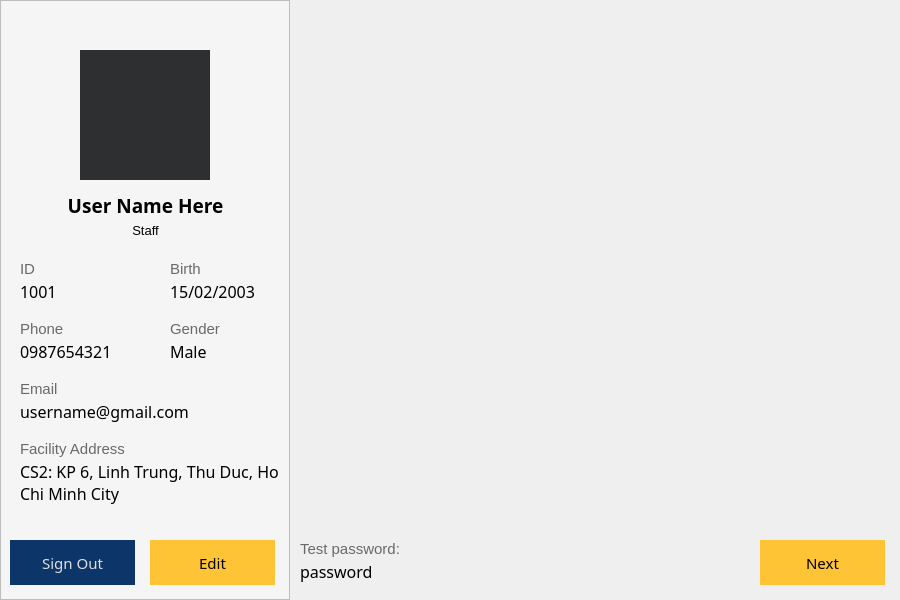
This is hcmus-course-manager-system/mainwindow.ui in thatweirdbush/hcmus-course-management-system as Qt 5 draws it before an edit. The edited form follows.
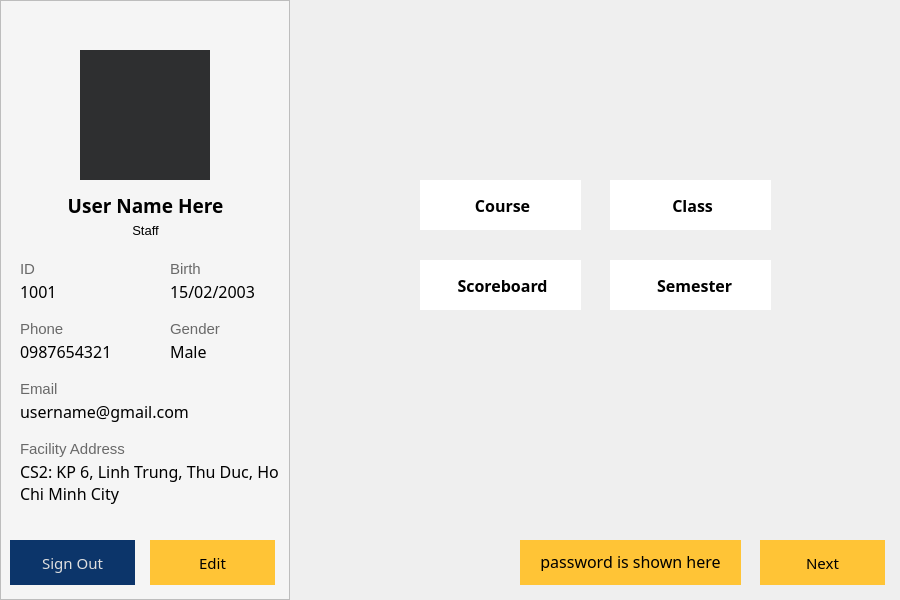
This is the edited form. The open tabs and pages were chosen to show the change. Icons and pictures are not drawn.

Commit message: add: 4 staff's buttons and function's icons

What changed in the file:
```diff
--- a/hcmus-course-manager-system/mainwindow.ui
+++ b/hcmus-course-manager-system/mainwindow.ui
@@ -1834,65 +1834,306 @@
        <bool>false</bool>
       </property>
      </widget>
-     <widget class="QLabel" name="lableTestPassword">
+     <widget class="QPushButton" name="btnCourses_ProfileInfo_Staff">
       <property name="geometry">
        <rect>
-        <x>300</x>
-        <y>560</y>
-        <width>131</width>
-        <height>31</height>
+        <x>420</x>
+        <y>180</y>
+        <width>161</width>
+        <height>50</height>
        </rect>
       </property>
       <property name="font">
        <font>
         <family>Segoe UI Semibold</family>
         <pointsize>12</pointsize>
-        <bold>false</bold>
+        <bold>true</bold>
        </font>
       </property>
       <property name="contextMenuPolicy">
        <enum>Qt::NoContextMenu</enum>
       </property>
       <property name="styleSheet">
-       <string notr="true">color: Black;</string>
+       <string notr="true">QPushButton#btnCourses_ProfileInfo_Staff {
+border: none;
+color: rgb(0, 0, 0);
+background-color: rgb(255, 255, 255);
+}
+
+QPushButton#btnCourses_ProfileInfo_Staff:hover {
+background-color: rgb(234, 234, 234);
+color: rgb(0, 0, 0);
+border: none;
+}</string>
       </property>
       <property name="text">
-       <string>password</string>
+       <string> Course</string>
       </property>
-      <property name="alignment">
-       <set>Qt::AlignLeading|Qt::AlignLeft|Qt::AlignTop</set>
+      <property name="icon">
+       <iconset resource="resource.qrc">
+        <normaloff>:/assets/course-icon.png</normaloff>:/assets/course-icon.png</iconset>
       </property>
-      <property name="wordWrap">
-       <bool>true</bool>
+      <property name="iconSize">
+       <size>
+        <width>30</width>
+        <height>30</height>
+       </size>
       </property>
+      <property name="default">
+       <bool>false</bool>
+      </property>
+      <property name="flat">
+       <bool>false</bool>
+      </property>
      </widget>
-     <widget class="QLabel" name="lableAppScript_45">
+     <widget class="QPushButton" name="btnClass_ProfileInfo_Staff">
       <property name="geometry">
        <rect>
-        <x>300</x>
+        <x>610</x>
+        <y>180</y>
+        <width>161</width>
+        <height>50</height>
+       </rect>
+      </property>
+      <property name="font">
+       <font>
+        <family>Segoe UI Semibold</family>
+        <pointsize>12</pointsize>
+        <bold>true</bold>
+       </font>
+      </property>
+      <property name="cursor">
+       <cursorShape>PointingHandCursor</cursorShape>
+      </property>
+      <property name="styleSheet">
+       <string notr="true">QPushButton#btnClass_ProfileInfo_Staff {
+border: none;
+color: rgb(0, 0, 0);
+background-color: rgb(255, 255, 255);
+}
+
+QPushButton#btnClass_ProfileInfo_Staff:hover {
+background-color: rgb(234, 234, 234);
+color: rgb(0, 0, 0);
+border: none;
+}</string>
+      </property>
+      <property name="text">
+       <string> Class</string>
+      </property>
+      <property name="icon">
+       <iconset resource="resource.qrc">
+        <normaloff>:/assets/class-icon.png</normaloff>:/assets/class-icon.png</iconset>
+      </property>
+      <property name="iconSize">
+       <size>
+        <width>32</width>
+        <height>32</height>
+       </size>
+      </property>
+      <property name="default">
+       <bool>false</bool>
+      </property>
+      <property name="flat">
+       <bool>false</bool>
+      </property>
+     </widget>
+     <widget class="QPushButton" name="btnScoreboard_ProfileInfo_Staff">
+      <property name="geometry">
+       <rect>
+        <x>420</x>
+        <y>260</y>
+        <width>161</width>
+        <height>50</height>
+       </rect>
+      </property>
+      <property name="font">
+       <font>
+        <family>Segoe UI Semibold</family>
+        <pointsize>12</pointsize>
+        <bold>true</bold>
+       </font>
+      </property>
+      <property name="cursor">
+       <cursorShape>PointingHandCursor</cursorShape>
+      </property>
+      <property name="styleSheet">
+       <string notr="true">QPushButton#btnScoreboard_ProfileInfo_Staff {
+border: none;
+color: rgb(0, 0, 0);
+background-color: rgb(255, 255, 255);
+}
+
+QPushButton#btnScoreboard_ProfileInfo_Staff:hover {
+background-color: rgb(234, 234, 234);
+color: rgb(0, 0, 0);
+border: none;
+}</string>
+      </property>
+      <property name="text">
+       <string> Scoreboard</string>
+      </property>
+      <property name="icon">
+       <iconset resource="resource.qrc">
+        <normaloff>:/assets/scoreboard-icon.png</normaloff>:/assets/scoreboard-icon.png</iconset>
+      </property>
+      <property name="iconSize">
+       <size>
+        <width>30</width>
+        <height>30</height>
+       </size>
+      </property>
+      <property name="default">
+       <bool>false</bool>
+      </property>
+      <property name="flat">
+       <bool>false</bool>
+      </property>
+     </widget>
+     <widget class="QPushButton" name="btnSemester_ProfileInfo_Staff">
+      <property name="geometry">
+       <rect>
+        <x>610</x>
+        <y>260</y>
+        <width>161</width>
+        <height>50</height>
+       </rect>
+      </property>
+      <property name="font">
+       <font>
+        <family>Segoe UI Semibold</family>
+        <pointsize>12</pointsize>
+        <bold>true</bold>
+       </font>
+      </property>
+      <property name="cursor">
+       <cursorShape>PointingHandCursor</cursorShape>
+      </property>
+      <property name="styleSheet">
+       <string notr="true">QPushButton#btnSemester_ProfileInfo_Staff {
+border: none;
+color: rgb(0, 0, 0);
+background-color: rgb(255, 255, 255);
+}
+
+QPushButton#btnSemester_ProfileInfo_Staff:hover {
+background-color: rgb(234, 234, 234);
+color: rgb(0, 0, 0);
+border: none;
+}</string>
+      </property>
+      <property name="text">
+       <string>  Semester</string>
+      </property>
+      <property name="icon">
+       <iconset resource="resource.qrc">
+        <normaloff>:/assets/calendar-icon.png</normaloff>:/assets/calendar-icon.png</iconset>
+      </property>
+      <property name="iconSize">
+       <size>
+        <width>30</width>
+        <height>30</height>
+       </size>
+      </property>
+      <property name="default">
+       <bool>false</bool>
+      </property>
+      <property name="flat">
+       <bool>false</bool>
+      </property>
+     </widget>
+     <widget class="QFrame" name="frame">
+      <property name="geometry">
+       <rect>
+        <x>520</x>
         <y>540</y>
+        <width>221</width>
+        <height>45</height>
+       </rect>
+      </property>
+      <property name="styleSheet">
+       <string notr="true">background-color: rgb(255, 196, 54);
+color: rgb(0, 0, 0);
+border: none;</string>
+      </property>
+      <property name="frameShape">
+       <enum>QFrame::StyledPanel</enum>
+      </property>
+      <property name="frameShadow">
+       <enum>QFrame::Raised</enum>
+      </property>
+      <widget class="QLabel" name="lableTestPassword">
+       <property name="geometry">
+        <rect>
+         <x>10</x>
+         <y>10</y>
+         <width>201</width>
+         <height>21</height>
+        </rect>
+       </property>
+       <property name="font">
+        <font>
+         <family>Segoe UI Semibold</family>
+         <pointsize>12</pointsize>
+         <bold>false</bold>
+        </font>
+       </property>
+       <property name="contextMenuPolicy">
+        <enum>Qt::NoContextMenu</enum>
+       </property>
+       <property name="layoutDirection">
+        <enum>Qt::RightToLeft</enum>
+       </property>
+       <property name="styleSheet">
+        <string notr="true">color: Black;</string>
+       </property>
+       <property name="text">
+        <string>password is shown here</string>
+       </property>
+       <property name="alignment">
+        <set>Qt::AlignHCenter|Qt::AlignTop</set>
+       </property>
+       <property name="wordWrap">
+        <bool>true</bool>
+       </property>
+      </widget>
+     </widget>
+     <zorder>frame</zorder>
+     <zorder>frameProfileInfo_Staff</zorder>
+     <zorder>btnNext_ProfileInfo_Staff</zorder>
+     <zorder>btnCourses_ProfileInfo_Staff</zorder>
+     <zorder>btnClass_ProfileInfo_Staff</zorder>
+     <zorder>btnScoreboard_ProfileInfo_Staff</zorder>
+     <zorder>btnSemester_ProfileInfo_Staff</zorder>
+    </widget>
+    <widget class="QWidget" name="pageCourse_Staff">
+     <property name="styleSheet">
+      <string notr="true">QWidget#pageCourse_Staff {
+	border-image: url(:/assets/blue-gradient.png) 0 0 0 0 stretch stretch;
+}
+</string>
+     </property>
+     <widget class="QLabel" name="label">
+      <property name="geometry">
+       <rect>
+        <x>30</x>
+        <y>20</y>
         <width>121</width>
-        <height>20</height>
+        <height>41</height>
        </rect>
       </property>
       <property name="font">
        <font>
-        <family>Segoe UI</family>
-        <pointsize>11</pointsize>
-        <bold>false</bold>
+        <family>Segoe UI Semibold</family>
+        <pointsize>24</pointsize>
+        <bold>true</bold>
        </font>
       </property>
       <property name="styleSheet">
-       <string notr="true">color: DimGray;</string>
+       <string notr="true">color: rgb(0, 0, 0);</string>
       </property>
       <property name="text">
-       <string>Test password:</string>
-      </property>
-      <property name="alignment">
-       <set>Qt::AlignLeading|Qt::AlignLeft|Qt::AlignTop</set>
-      </property>
-      <property name="wordWrap">
-       <bool>true</bool>
+       <string>Course</string>
       </property>
      </widget>
     </widget>
```
Left out of the diff: 7 changed lines with no effect on the pictures. The commit also changes 10 other files.
